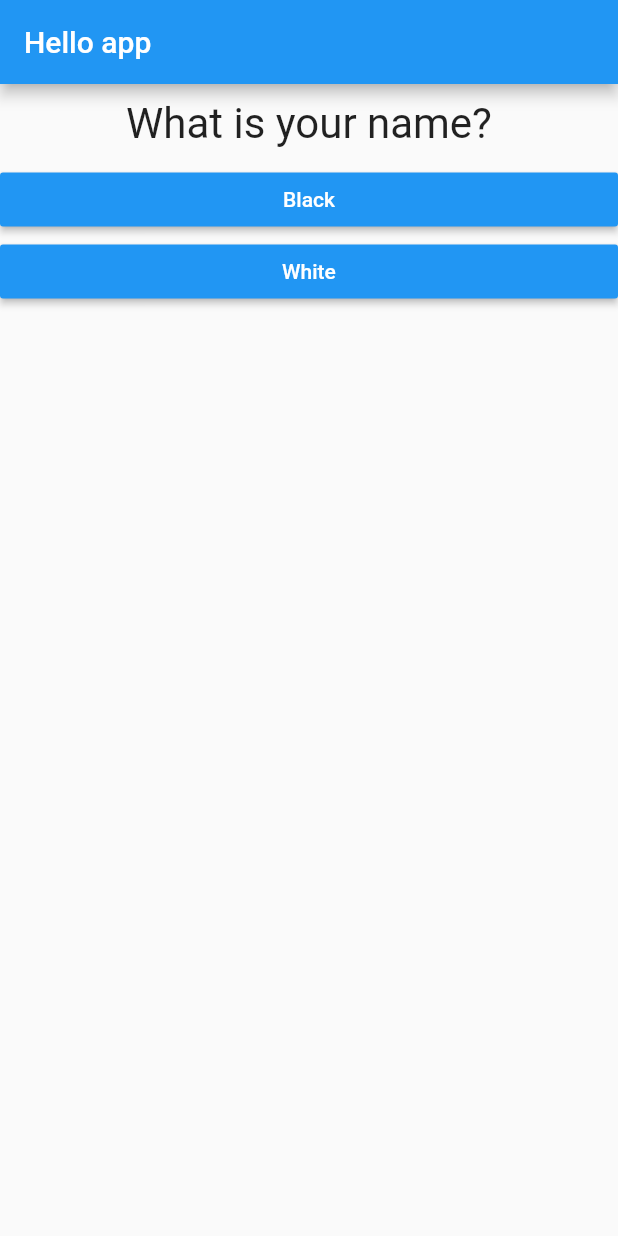
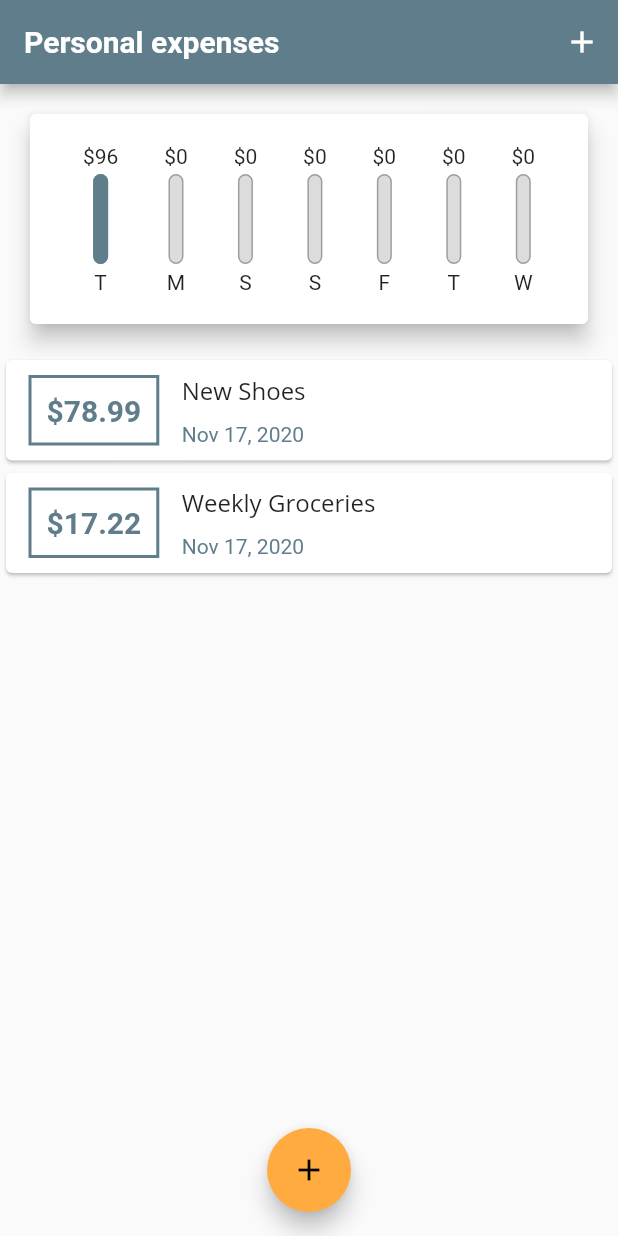
Before and after one commit to rkhaimov/flatter-learn, a Flutter app: the screen it shows after launch, on a phone screen of 412 x 824 dp. Run offline on Flutter 3.47's test engine with Material 2 defaults, Android fonts, the light colour scheme and no system bars.

Commit message:
First app

```diff
--- a/lib/AnswerButton.dart
+++ /dev/null
@@ -1,20 +0,0 @@
-import 'package:flutter/material.dart';
-
-class AnswerButton extends StatelessWidget {
-  final Function onPressed;
-  final String text;
-
-  AnswerButton(this.onPressed, this.text);
-
-  @override
-  Widget build(BuildContext context) {
-    return Container(
-      width: double.infinity,
-      child: RaisedButton(
-        onPressed: onPressed,
-        child: Text(text, style: TextStyle(color: Colors.white),),
-        color: Colors.blue,
-      ),
-    );
-  }
-}
--- a/lib/Entities.dart
+++ /dev/null
@@ -1,13 +0,0 @@
-class Question {
-  String text;
-  List<Answer> answers;
-
-  Question(this.text, this.answers);
-}
-
-class Answer {
-  String text;
-  int rank;
-
-  Answer(this.text, this.rank);
-}
--- a/lib/QuestionPresenter.dart
+++ /dev/null
@@ -1,43 +0,0 @@
-import 'package:first_app/Entities.dart';
-
-class QuestionPresenter {
-  get current {
-    return _questions[_index];
-  }
-
-  get score {
-    return _rank;
-  }
-
-  bool hasEnded() {
-    return _index == _questions.length;
-  }
-
-  void retry() {
-    _index = 0;
-    _rank = 0;
-
-    _notifyListeners();
-  }
-
-  void answerAndGoToNext(int rank) {
-    _index += 1;
-    _rank += rank;
-
-    _notifyListeners();
-  }
-
-  final List<Question> _questions = [
-    Question('What is your name?', [Answer('Black', 1), Answer('White', 0)]),
-    Question(
-        'What is your surname?', [Answer('Green', 1), Answer('Yellow', 0)]),
-  ];
-
-  var _index = 0;
-  var _rank = 0;
-  VoidCallback _notifyListeners;
-
-  QuestionPresenter(this._notifyListeners);
-}
-
-typedef void VoidCallback();
--- a/lib/QuestionPresenter_test.dart
+++ /dev/null
@@ -1,12 +0,0 @@
-import 'package:first_app/QuestionPresenter.dart';
-import 'package:test/test.dart';
-
-void main() {
-  group('QuestionPresenter', () {
-    test('Should do the job', () {
-      var presenter = QuestionPresenter(() {});
-
-      expect(presenter.current != null, true);
-    });
-  });
-}
--- a/lib/QuestionProvider.dart
+++ /dev/null
@@ -1,14 +0,0 @@
-import 'package:first_app/QuestionPresenter.dart';
-import 'package:flutter/foundation.dart';
-
-class QuestionProvider with ChangeNotifier, DiagnosticableTreeMixin {
-  QuestionPresenter presenter;
-
-  QuestionProvider() {
-    presenter = QuestionPresenter(notifyListeners);
-  }
-
-  get () {
-    return presenter;
-  }
-}
--- a/lib/QuizParts.dart
+++ /dev/null
@@ -1,73 +0,0 @@
-import 'package:first_app/AnswerButton.dart';
-import 'package:flutter/material.dart';
-
-import 'Entities.dart';
-
-class QuizResult extends StatelessWidget {
-  @override
-  Widget build(BuildContext context) {
-    return Container(
-      width: double.infinity,
-      child: Column(
-        mainAxisAlignment: MainAxisAlignment.center,
-        children: [
-          Text(
-            'Your score is $rank',
-            style: TextStyle(fontSize: 28, fontWeight: FontWeight.bold),
-          ),
-          Container(
-            margin: EdgeInsets.only(top: 10),
-            child: RaisedButton(
-              onPressed: onFinish,
-              child: Text(
-                'Retry',
-                style: TextStyle(color: Colors.white),
-              ),
-              color: Colors.blue,
-            ),
-          )
-        ],
-      ),
-    );
-  }
-
-  final int rank;
-  final VoidCallback onFinish;
-
-  QuizResult(this.rank, this.onFinish);
-}
-
-typedef void AnswerOnQuestion(int rank);
-
-class QuizQuestion extends StatelessWidget {
-  @override
-  Widget build(BuildContext context) {
-    return Column(
-      children: [
-        _buildQuestionText(_question.text),
-        ..._question.answers.map((answer) =>
-            AnswerButton(() => _answerOnQuestion(answer.rank), answer.text)),
-      ],
-    );
-  }
-
-  Widget _buildQuestionText(String text) {
-    return Container(
-      margin: EdgeInsets.all(10),
-      child: Row(
-        mainAxisAlignment: MainAxisAlignment.center,
-        children: [
-          Text(
-            text,
-            style: TextStyle(fontSize: 28),
-          )
-        ],
-      ),
-    );
-  }
-
-  final Question _question;
-  final AnswerOnQuestion _answerOnQuestion;
-
-  QuizQuestion(this._question, this._answerOnQuestion);
-}
--- a/lib/main.dart
+++ b/lib/main.dart
@@ -1,33 +1,91 @@
-import 'package:first_app/QuestionProvider.dart';
-import 'package:first_app/QuizParts.dart';
+import 'package:first_app/models/transaction.dart';
+import 'package:first_app/widgets/chart.dart';
+import 'package:first_app/widgets/new_transaction.dart';
+import 'package:first_app/widgets/transaction_list.dart';
 import 'package:flutter/material.dart';
-import 'package:provider/provider.dart';
 
-void main() => runApp(MultiProvider(
-      providers: [ChangeNotifierProvider(create: (_) => QuestionProvider())],
-      child: MyApp(),
-    ));
+void main() => runApp(MyApp());
 
 class MyApp extends StatelessWidget {
   @override
   Widget build(BuildContext context) {
     return MaterialApp(
-      home: Scaffold(
-        appBar: AppBar(
-          title: Text('Hello app'),
+      title: 'Personal expenses',
+      theme: ThemeData(
+          primarySwatch: Colors.blueGrey,
+          accentColor: Colors.orangeAccent,
+          fontFamily: 'OpenSans',
+          textTheme: ThemeData.light()
+              .textTheme
+              .copyWith(headline6: TextStyle(fontSize: 16)),
+          appBarTheme: AppBarTheme(
+              textTheme: ThemeData.light().textTheme.copyWith(
+                  headline6:
+                      TextStyle(fontWeight: FontWeight.bold, fontSize: 20)))),
+      home: MyHomePage(),
+    );
+  }
+}
+
+class MyHomePage extends StatefulWidget {
+  @override
+  _MyHomePageState createState() => _MyHomePageState();
+}
+
+class _MyHomePageState extends State<MyHomePage> {
+  final List<Transaction> transactions = [
+    Transaction(
+        id: 't1', title: 'New Shoes', amount: 78.99, date: DateTime.now()),
+    Transaction(
+        id: 't2',
+        title: 'Weekly Groceries',
+        amount: 17.22,
+        date: DateTime.now()),
+  ];
+
+  @override
+  Widget build(BuildContext context) {
+    return Scaffold(
+      appBar: AppBar(
+        title: Text('Personal expenses'),
+        actions: [
+          IconButton(
+              icon: Icon(Icons.add),
+              onPressed: () => openAddTransactionForm(context))
+        ],
+      ),
+      body: SingleChildScrollView(
+        child: Column(
+          children: [
+            Chart(transactions),
+            TransactionList(transactions)
+          ],
         ),
-        body: buildQuestionOrShowResult(context),
       ),
+      floatingActionButtonLocation: FloatingActionButtonLocation.centerFloat,
+      floatingActionButton: FloatingActionButton(
+          child: Icon(Icons.add),
+          onPressed: () => openAddTransactionForm(context)),
     );
   }
 
-  Widget buildQuestionOrShowResult(BuildContext context) {
-    var presenter = context.watch<QuestionProvider>().get();
+  openAddTransactionForm(BuildContext context) {
+    showModalBottomSheet(
+        context: context,
+        builder: (builderContext) {
+          return NewTransaction(add);
+        });
+  }
 
-    if (presenter.hasEnded()) {
-      return QuizResult(presenter.score, presenter.retry);
-    }
+  add(String title, double amount) {
+    final transaction = new Transaction(
+        title: title,
+        amount: amount,
+        date: DateTime.now(),
+        id: DateTime.now().toString());
 
-    return QuizQuestion(presenter.current, presenter.answerAndGoToNext);
+    setState(() {
+      transactions.add(transaction);
+    });
   }
 }
--- /dev/null
+++ b/lib/models/transaction.dart
@@ -0,0 +1,14 @@
+import 'package:flutter/foundation.dart';
+
+class Transaction {
+  final String id;
+  final String title;
+  final double amount;
+  final DateTime date;
+
+  Transaction(
+      {@required this.id,
+      @required this.title,
+      @required this.amount,
+      @required this.date});
+}
--- /dev/null
+++ b/lib/widgets/chart.dart
@@ -0,0 +1,62 @@
+import 'package:first_app/models/transaction.dart';
+import 'package:first_app/widgets/chart_bar.dart';
+import 'package:intl/intl.dart';
+import 'package:flutter/material.dart';
+
+class Chart extends StatelessWidget {
+  Chart(this.recentTransactions);
+
+  @override
+  Widget build(BuildContext context) {
+    return Card(
+      elevation: 6,
+      margin: EdgeInsets.all(20),
+      child: Container(
+        padding: EdgeInsets.all(20),
+        child: Row(
+          mainAxisAlignment: MainAxisAlignment.spaceAround,
+          children: [
+            for (var transaction in transactionsByDays)
+              ChartBar(
+                transaction.day,
+                transaction.amount,
+                totalSpending == 0.0 ? 0.0 : transaction.amount / totalSpending,
+              )
+          ],
+        ),
+      ),
+    );
+  }
+
+  final List<Transaction> recentTransactions;
+
+  double get totalSpending {
+    return transactionsByDays.fold(
+        0.0, (previousValue, element) => previousValue + element.amount);
+  }
+
+  List<TransactionValue> get transactionsByDays {
+    return List<TransactionValue>.generate(7, (index) {
+      final transactionValueDate =
+          DateTime.now().subtract(Duration(days: index));
+      var total = 0.0;
+
+      for (var transaction in recentTransactions) {
+        // Check only days for now
+        if (transaction.date.day == transactionValueDate.day) {
+          total += transaction.amount;
+        }
+      }
+
+      return TransactionValue(
+          DateFormat.E().format(transactionValueDate).substring(0, 1), total);
+    });
+  }
+}
+
+class TransactionValue {
+  String day;
+  double amount;
+
+  TransactionValue(this.day, this.amount);
+}
--- /dev/null
+++ b/lib/widgets/chart_bar.dart
@@ -0,0 +1,48 @@
+import 'package:flutter/material.dart';
+
+class ChartBar extends StatelessWidget {
+  final String label;
+  final double spendingAmount;
+  final double spendingPercentageOfTotal;
+
+  ChartBar(this.label, this.spendingAmount, this.spendingPercentageOfTotal);
+
+  @override
+  Widget build(BuildContext context) {
+    return Column(
+      children: [
+        Text('\$${spendingAmount.toStringAsFixed(0)}'),
+        SizedBox(
+          height: 4,
+        ),
+        Container(
+          height: 60,
+          width: 10,
+          child: Stack(
+            children: [
+              Container(
+                decoration: BoxDecoration(
+                    border: Border.all(color: Colors.grey, width: 1),
+                    color: Color.fromRGBO(220, 220, 220, 1),
+                    borderRadius: BorderRadius.circular(10)),
+              ),
+              FractionallySizedBox(
+                heightFactor: spendingPercentageOfTotal,
+                child: Container(
+                  decoration: BoxDecoration(
+                    color: Theme.of(context).primaryColor,
+                    borderRadius: BorderRadius.circular(10),
+                  ),
+                ),
+              )
+            ],
+          ),
+        ),
+        SizedBox(
+          height: 4,
+        ),
+        Text(label)
+      ],
+    );
+  }
+}
--- /dev/null
+++ b/lib/widgets/new_transaction.dart
@@ -0,0 +1,59 @@
+import 'package:flutter/material.dart';
+
+class NewTransaction extends StatefulWidget {
+  final HandleSubmit handleSubmit;
+
+  NewTransaction(this.handleSubmit);
+
+  @override
+  _NewTransactionState createState() => _NewTransactionState();
+}
+
+class _NewTransactionState extends State<NewTransaction> {
+  final title = TextEditingController();
+  final amount = TextEditingController();
+
+  @override
+  Widget build(BuildContext context) {
+    return Card(
+      child: Container(
+        padding: EdgeInsets.all(10),
+        child: Column(
+          crossAxisAlignment: CrossAxisAlignment.end,
+          children: [
+            TextField(
+              decoration: InputDecoration(labelText: 'Title'),
+              controller: title,
+              onSubmitted: (_) => submit,
+            ),
+            TextField(
+              decoration: InputDecoration(labelText: 'Amount'),
+              controller: amount,
+              keyboardType: TextInputType.number,
+              onSubmitted: (_) => submit,
+            ),
+            FlatButton(
+              onPressed: submit,
+              child: Text('Add transaction'),
+              textColor: Colors.purple,
+            )
+          ],
+        ),
+      ),
+    );
+  }
+
+  void submit() {
+    var parsed = double.tryParse(amount.text);
+
+    if (title.text.isEmpty || parsed == null) {
+      return;
+    }
+
+    widget.handleSubmit(title.text, parsed);
+
+    Navigator.of(context).pop();
+  }
+}
+
+typedef HandleSubmit = void Function(String title, double amount);
--- /dev/null
+++ b/lib/widgets/transaction_list.dart
@@ -0,0 +1,70 @@
+import 'package:first_app/models/transaction.dart';
+import 'package:flutter/material.dart';
+import 'package:intl/intl.dart';
+
+class TransactionList extends StatelessWidget {
+  final List<Transaction> transactions;
+
+  TransactionList(this.transactions);
+
+  @override
+  Widget build(BuildContext context) {
+    if (transactions.isEmpty) {
+      return Column(children: [
+        Text('No transaction added yet!',
+            style: Theme.of(context).textTheme.headline6),
+        SizedBox(
+          height: 50,
+        ),
+        SizedBox(
+            height: 200,
+            child: Image.asset(
+              'assets/images/waiting.png',
+              fit: BoxFit.cover,
+            ))
+      ]);
+    }
+
+    return Column(
+      children: [
+        for (var transaction in transactions)
+          Card(
+            child: Row(
+              children: [
+                Container(
+                  margin: EdgeInsets.symmetric(vertical: 10, horizontal: 15),
+                  decoration: BoxDecoration(
+                      border: Border.all(
+                          color: Theme.of(context).primaryColor, width: 2)),
+                  padding: EdgeInsets.all(10),
+                  child: Text(
+                    '\$${transaction.amount.toStringAsFixed(2)}',
+                    style: TextStyle(
+                        fontWeight: FontWeight.bold,
+                        fontSize: 20,
+                        color: Theme.of(context).primaryColor),
+                  ),
+                ),
+                Column(
+                  crossAxisAlignment: CrossAxisAlignment.start,
+                  children: [
+                    Text(
+                      transaction.title,
+                      style: Theme.of(context).textTheme.headline6,
+                    ),
+                    Container(
+                      margin: EdgeInsets.only(top: 10),
+                      child: Text(
+                        DateFormat.yMMMd().format(transaction.date),
+                        style: TextStyle(color: Theme.of(context).primaryColor),
+                      ),
+                    ),
+                  ],
+                ),
+              ],
+            ),
+          )
+      ],
+    );
+  }
+}
```
Also changed, not shown: pubspec.yaml (+9 -26 lines), assets/fonts/OpenSans-Bold.ttf (added), assets/fonts/OpenSans-Regular.ttf (added), assets/images/waiting.png (added), pubspec.lock.
